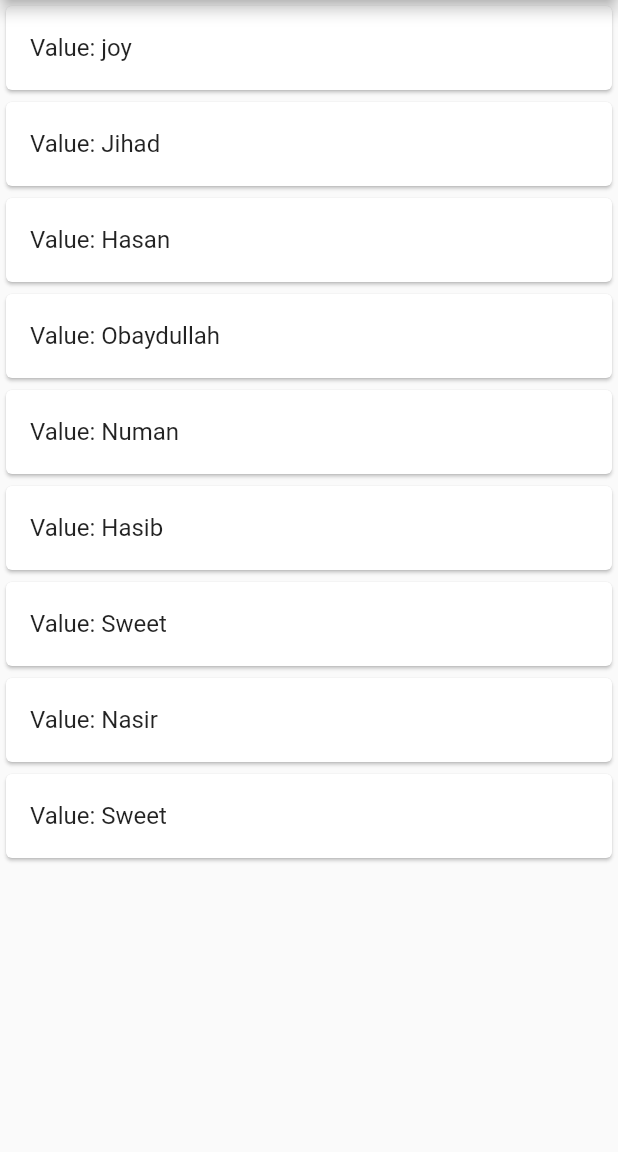
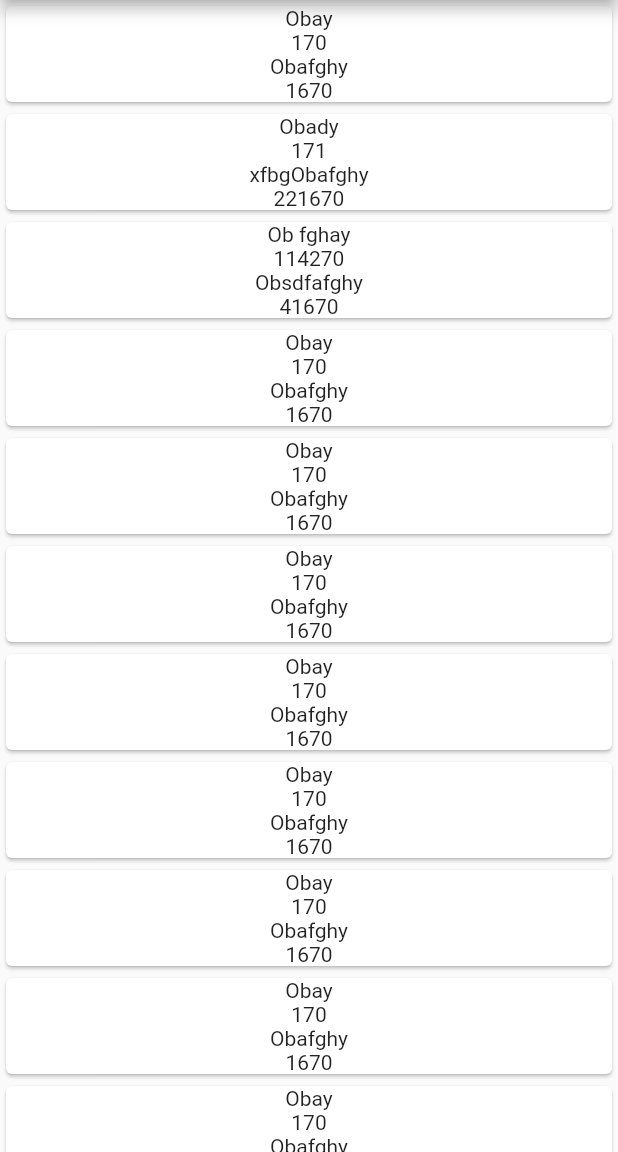
Before and after one commit to Obaydullah-Hasib/vision2022, a Flutter app: the screen it shows after launch, on a phone screen of 412 x 824 dp, the part 84-1236 px from its top. Run offline on Flutter 3.47's test engine with Material 2 defaults, Android fonts, the phone set to English and light mode, and no system bars.

Commit message:
'day17_list'

```diff
--- a/lib/day17/list.dart
+++ b/lib/day17/list.dart
@@ -22,8 +22,9 @@ class _ListView_State extends State<ListView_> {
         centerTitle: true,
       ),
       body:  ListView.builder(itemCount: student.length,itemBuilder: (context,index){
-        return Card(child: ListTile(
-          title: Text('Value: ${student[index]}'),
+        return Card(child: Column(
+          children: [Text('Value: ${student[index]}'),
+           ],
         ),);
       }),
     );
--- /dev/null
+++ b/lib/day17/practiceuser/pracitceuser_data.dart
@@ -0,0 +1,200 @@
+import 'pracitceuser_model.dart';
+
+List<PracticeUser> GetPracticeUser() {
+  List<PracticeUser> list = <PracticeUser>[];
+  PracticeUser practiceUser = PracticeUser();
+  practiceUser.id = '170';
+  practiceUser.name = 'Obay';
+  practiceUser.phone = '1670';
+  practiceUser.pass = 'Obafghy';
+  list.add(practiceUser);
+
+ practiceUser = PracticeUser();
+  practiceUser.id = '171';
+  practiceUser.name = 'Obady';
+  practiceUser.phone = '221670';
+  practiceUser.pass = 'xfbgObafghy';
+  list.add(practiceUser);
+ practiceUser = PracticeUser();
+  practiceUser.id = '114270';
+  practiceUser.name = 'Ob fghay';
+  practiceUser.phone = '41670';
+  practiceUser.pass = 'Obsdfafghy';
+  list.add(practiceUser);
+ practiceUser = PracticeUser();
+  practiceUser.id = '170';
+  practiceUser.name = 'Obay';
+  practiceUser.phone = '1670';
+  practiceUser.pass = 'Obafghy';
+  list.add(practiceUser);
+ practiceUser = PracticeUser();
+  practiceUser.id = '170';
+  practiceUser.name = 'Obay';
+  practiceUser.phone = '1670';
+  practiceUser.pass = 'Obafghy';
+  list.add(practiceUser);
+ practiceUser = PracticeUser();
+  practiceUser.id = '170';
+  practiceUser.name = 'Obay';
+  practiceUser.phone = '1670';
+  practiceUser.pass = 'Obafghy';
+  list.add(practiceUser);
+ practiceUser = PracticeUser();
+  practiceUser.id = '170';
+  practiceUser.name = 'Obay';
+  practiceUser.phone = '1670';
+  practiceUser.pass = 'Obafghy';
+  list.add(practiceUser);
+ practiceUser = PracticeUser();
+  practiceUser.id = '170';
+  practiceUser.name = 'Obay';
+  practiceUser.phone = '1670';
+  practiceUser.pass = 'Obafghy';
+  list.add(practiceUser);
+ practiceUser = PracticeUser();
+  practiceUser.id = '170';
+  practiceUser.name = 'Obay';
+  practiceUser.phone = '1670';
+  practiceUser.pass = 'Obafghy';
+  list.add(practiceUser);
+ practiceUser = PracticeUser();
+  practiceUser.id = '170';
+  practiceUser.name = 'Obay';
+  practiceUser.phone = '1670';
+  practiceUser.pass = 'Obafghy';
+  list.add(practiceUser);
+ practiceUser = PracticeUser();
+  practiceUser.id = '170';
+  practiceUser.name = 'Obay';
+  practiceUser.phone = '1670';
+  practiceUser.pass = 'Obafghy';
+  list.add(practiceUser);
+ practiceUser = PracticeUser();
+  practiceUser.id = '170';
+  practiceUser.name = 'Obay';
+  practiceUser.phone = '1670';
+  practiceUser.pass = 'Obafghy';
+  list.add(practiceUser);
+ practiceUser = PracticeUser();
+  practiceUser.id = '170';
+  practiceUser.name = 'Obay';
+  practiceUser.phone = '1670';
+  practiceUser.pass = 'Obafghy';
+  list.add(practiceUser);
+ practiceUser = PracticeUser();
+  practiceUser.id = '170';
+  practiceUser.name = 'Obay';
+  practiceUser.phone = '1670';
+  practiceUser.pass = 'Obafghy';
+  list.add(practiceUser);
+ practiceUser = PracticeUser();
+  practiceUser.id = '170';
+  practiceUser.name = 'Obay';
+  practiceUser.phone = '1670';
+  practiceUser.pass = 'Obafghy';
+  list.add(practiceUser);
+ practiceUser = PracticeUser();
+  practiceUser.id = '170';
+  practiceUser.name = 'Obay';
+  practiceUser.phone = '1670';
+  practiceUser.pass = 'Obafghy';
+  list.add(practiceUser);
+ practiceUser = PracticeUser();
+  practiceUser.id = '170';
+  practiceUser.name = 'Obay';
+  practiceUser.phone = '1670';
+  practiceUser.pass = 'Obafghy';
+  list.add(practiceUser);
+ practiceUser = PracticeUser();
+  practiceUser.id = '170';
+  practiceUser.name = 'Obay';
+  practiceUser.phone = '1670';
+  practiceUser.pass = 'Obafghy';
+  list.add(practiceUser);
+ practiceUser = PracticeUser();
+  practiceUser.id = '170';
+  practiceUser.name = 'Obay';
+  practiceUser.phone = '1670';
+  practiceUser.pass = 'Obafghy';
+  list.add(practiceUser);
+ practiceUser = PracticeUser();
+  practiceUser.id = '170';
+  practiceUser.name = 'Obay';
+  practiceUser.phone = '1670';
+  practiceUser.pass = 'Obafghy';
+  list.add(practiceUser);
+ practiceUser = PracticeUser();
+  practiceUser.id = '170';
+  practiceUser.name = 'Obay';
+  practiceUser.phone = '1670';
+  practiceUser.pass = 'Obafghy';
+  list.add(practiceUser);
+ practiceUser = PracticeUser();
+  practiceUser.id = '170';
+  practiceUser.name = 'Obay';
+  practiceUser.phone = '1670';
+  practiceUser.pass = 'Obafghy';
+  list.add(practiceUser);
+ practiceUser = PracticeUser();
+  practiceUser.id = '170';
+  practiceUser.name = 'Obay';
+  practiceUser.phone = '1670';
+  practiceUser.pass = 'Obafghy';
+  list.add(practiceUser);
+ practiceUser = PracticeUser();
+  practiceUser.id = '170';
+  practiceUser.name = 'Obay';
+  practiceUser.phone = '1670';
+  practiceUser.pass = 'Obafghy';
+  list.add(practiceUser);
+ practiceUser = PracticeUser();
+  practiceUser.id = '170';
+  practiceUser.name = 'Obay';
+  practiceUser.phone = '1670';
+  practiceUser.pass = 'Obafghy';
+  list.add(practiceUser);
+ practiceUser = PracticeUser();
+  practiceUser.id = '170';
+  practiceUser.name = 'Obay';
+  practiceUser.phone = '1670';
+  practiceUser.pass = 'Obafghy';
+  list.add(practiceUser);
+ practiceUser = PracticeUser();
+  practiceUser.id = '170';
+  practiceUser.name = 'Obay';
+  practiceUser.phone = '1670';
+  practiceUser.pass = 'Obafghy';
+  list.add(practiceUser);
+ practiceUser = PracticeUser();
+  practiceUser.id = '170';
+  practiceUser.name = 'Obay';
+  practiceUser.phone = '1670';
+  practiceUser.pass = 'Obafghy';
+  list.add(practiceUser);
+ practiceUser = PracticeUser();
+  practiceUser.id = '170';
+  practiceUser.name = 'Obay';
+  practiceUser.phone = '1670';
+  practiceUser.pass = 'Obafghy';
+  list.add(practiceUser);
+ practiceUser = PracticeUser();
+  practiceUser.id = '170';
+  practiceUser.name = 'Obay';
+  practiceUser.phone = '1670';
+  practiceUser.pass = 'Obafghy';
+  list.add(practiceUser);
+ practiceUser = PracticeUser();
+  practiceUser.id = '170';
+  practiceUser.name = 'Obay';
+  practiceUser.phone = '1670';
+  practiceUser.pass = 'Obafghy';
+  list.add(practiceUser);
+ practiceUser = PracticeUser();
+  practiceUser.id = '170';
+  practiceUser.name = 'Obay';
+  practiceUser.phone = '1670';
+  practiceUser.pass = 'Obafghy';
+  list.add(practiceUser);
+
+  return list;
+}
--- /dev/null
+++ b/lib/day17/practiceuser/pracitceuser_model.dart
@@ -0,0 +1,8 @@
+class PracticeUser {
+  String? id;
+  String? name;
+  String? phone;
+  String? pass;
+
+  PracticeUser({this.id, this.name, this.phone, this.pass});
+}
--- /dev/null
+++ b/lib/day17/practiceuser/practiceuser_display.dart
@@ -0,0 +1,37 @@
+import 'package:flutter/material.dart';
+import 'package:vision2022/day17/practiceuser/pracitceuser_data.dart';
+import 'package:vision2022/day17/practiceuser/pracitceuser_model.dart';
+import 'pracitceuser_model.dart';
+class PracticeDisplay extends StatefulWidget {
+  const PracticeDisplay({Key? key}) : super(key: key);
+
+  @override
+  _PracticeDisplayState createState() => _PracticeDisplayState();
+}
+
+class _PracticeDisplayState extends State<PracticeDisplay> {
+  List<PracticeUser> practiceUsers=[];
+  @override
+  void initState() {
+    // TODO: implement initState
+    super.initState();
+    practiceUsers=GetPracticeUser();
+  }
+  @override
+  Widget build(BuildContext context) {
+    return Scaffold(
+      appBar: AppBar(
+        title: Text('List View builder'),
+        centerTitle: true,
+      ),
+      body:  ListView.builder(itemCount: practiceUsers.length,itemBuilder: (context,index){
+        return Card(child: Column(
+          children: [Text('${practiceUsers[index].name}'),
+            Text('${practiceUsers[index].id}'),
+            Text('${practiceUsers[index].pass}'),
+            Text('${practiceUsers[index].phone}'),],
+        ),);
+      }),
+    );
+  }
+}
--- a/lib/main.dart
+++ b/lib/main.dart
@@ -12,6 +12,7 @@ import 'package:vision2022/practice_bar/sliverAppBar.dart';
 import 'buttons/elevatedbutton.dart';
 import 'day10/listview_listtile.dart';
 import 'day17/list.dart';
+import 'day17/practiceuser/practiceuser_display.dart';
 import 'day9/stackclass.dart';
 
 
@@ -31,7 +32,7 @@ class _MyAppState extends State<MyApp> {
 
     return MaterialApp(
       debugShowCheckedModeBanner: false,
-      home: ListView_(),
+      home: PracticeDisplay(),
     );
   }
 }
```
